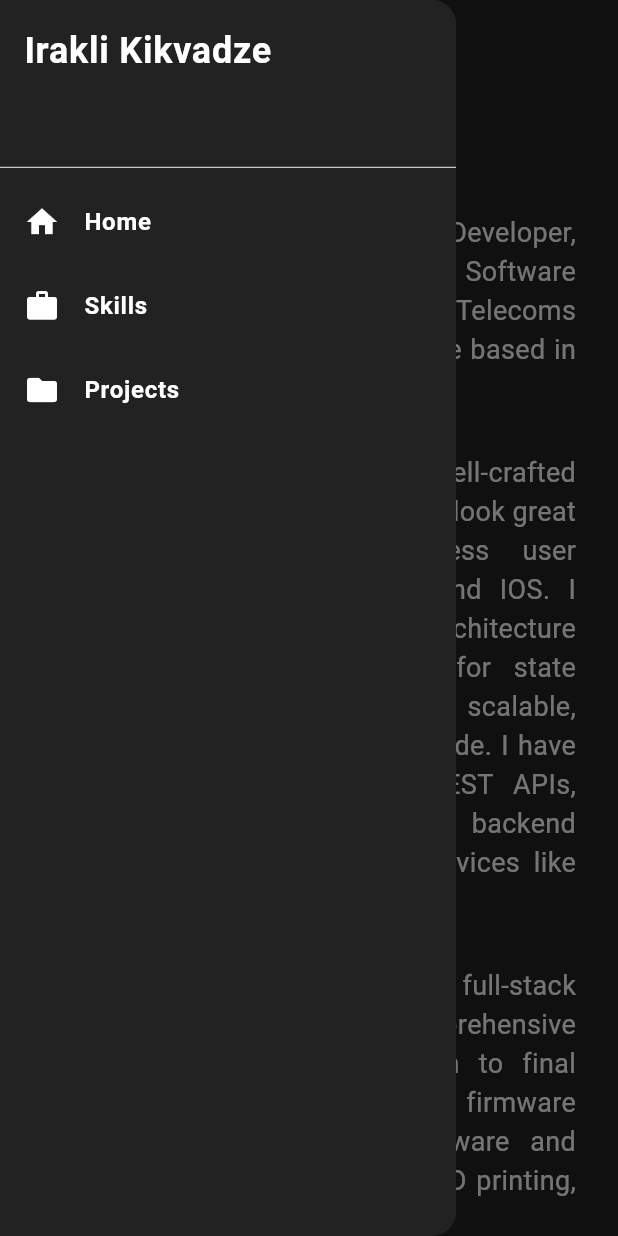
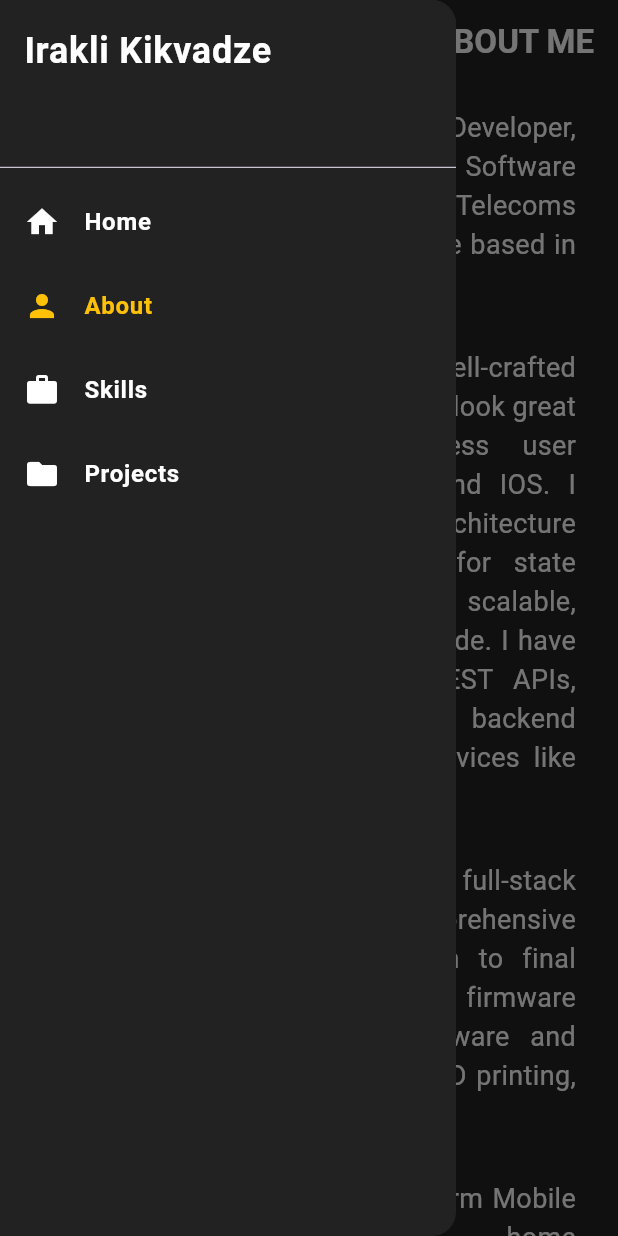
Before and after one commit to Kikvano/Portfolio-Web-App, a Flutter app: the AboutPage screen opened by its route, with the side drawer open, on a phone screen of 412 x 824 dp. Run offline on Flutter 3.47's test engine with Material 3 defaults, Android fonts, the phone set to English and light mode, and no system bars; our stand-ins replace auto_size_text, flutter_bloc, get_it, go_router, lottie, visibility_detector.

Commit message:
initial commit

```diff
--- a/lib/core/widgets/mobile_menu.dart
+++ b/lib/core/widgets/mobile_menu.dart
@@ -23,13 +23,24 @@ Widget buildMobileMenu(BuildContext context, int page) {
               ),
             ),
           ),
-          if (page != 0)
           InkWell(
             onHover: (value) => setState(() => isTileHovered[0] = value),
             onTap: () {},
             child: ListTile(
-                leading: Icon(Icons.home, color: isTileHovered[0] ? AppTheme.appBackgroundColor(context) : AppTheme.primaryTextColor(context)),
-                title: Text('Home', style: TextStyle(color: isTileHovered[0] ? AppTheme.appBackgroundColor(context) : AppTheme.primaryTextColor(context), fontWeight: FontWeight.bold)),
+              leading: Icon(Icons.home,
+                  color: isTileHovered[0]
+                      ? AppTheme.appBackgroundColor(context)
+                      : page == 0
+                          ? AppTheme.primaryActionColor(context)
+                          : AppTheme.primaryTextColor(context)),
+              title: Text('Home',
+                  style: TextStyle(
+                      color: isTileHovered[0]
+                          ? AppTheme.appBackgroundColor(context)
+                          : page == 0
+                              ? AppTheme.primaryActionColor(context)
+                              : AppTheme.primaryTextColor(context),
+                      fontWeight: FontWeight.bold)),
               hoverColor: AppTheme.primaryActionColor(context),
               onTap: () {
                 Navigator.pop(context); // Close the drawer
@@ -37,13 +48,24 @@ Widget buildMobileMenu(BuildContext context, int page) {
               },
             ),
           ),
-          if (page != 1)
           InkWell(
             onHover: (value) => setState(() => isTileHovered[1] = value),
             onTap: () {},
             child: ListTile(
-                leading: Icon(Icons.person, color: isTileHovered[1] ? AppTheme.appBackgroundColor(context) : AppTheme.primaryTextColor(context)),
-                title: Text('About', style: TextStyle(color: isTileHovered[1] ? AppTheme.appBackgroundColor(context) : AppTheme.primaryTextColor(context), fontWeight: FontWeight.bold)),
+              leading: Icon(Icons.person,
+                  color: isTileHovered[1]
+                      ? AppTheme.appBackgroundColor(context)
+                      : page == 1
+                          ? AppTheme.primaryActionColor(context)
+                          : AppTheme.primaryTextColor(context)),
+              title: Text('About',
+                  style: TextStyle(
+                      color: isTileHovered[1]
+                          ? AppTheme.appBackgroundColor(context)
+                          : page == 1
+                              ? AppTheme.primaryActionColor(context)
+                              : AppTheme.primaryTextColor(context),
+                      fontWeight: FontWeight.bold)),
               hoverColor: AppTheme.primaryActionColor(context),
               onTap: () {
                 Navigator.pop(context); // Close the drawer
@@ -51,13 +73,24 @@ Widget buildMobileMenu(BuildContext context, int page) {
               },
             ),
           ),
-          if (page != 2)
           InkWell(
             onHover: (value) => setState(() => isTileHovered[2] = value),
             onTap: () {},
             child: ListTile(
-                leading: Icon(Icons.work, color: isTileHovered[2] ? AppTheme.appBackgroundColor(context) : AppTheme.primaryTextColor(context)),
-                title: Text('Skills', style: TextStyle(color: isTileHovered[2] ? AppTheme.appBackgroundColor(context) : AppTheme.primaryTextColor(context), fontWeight: FontWeight.bold)),
+              leading: Icon(Icons.work,
+                  color: isTileHovered[2]
+                      ? AppTheme.appBackgroundColor(context)
+                      : page == 2
+                          ? AppTheme.primaryActionColor(context)
+                          : AppTheme.primaryTextColor(context)),
+              title: Text('Skills',
+                  style: TextStyle(
+                      color: isTileHovered[2]
+                          ? AppTheme.appBackgroundColor(context)
+                          : page == 2
+                              ? AppTheme.primaryActionColor(context)
+                              : AppTheme.primaryTextColor(context),
+                      fontWeight: FontWeight.bold)),
               hoverColor: AppTheme.primaryActionColor(context),
               onTap: () {
                 Navigator.pop(context); // Close the drawer
@@ -65,13 +98,24 @@ Widget buildMobileMenu(BuildContext context, int page) {
               },
             ),
           ),
-          if (page != 3)
           InkWell(
             onHover: (value) => setState(() => isTileHovered[3] = value),
             onTap: () {},
             child: ListTile(
-                leading: Icon(Icons.folder, color: isTileHovered[3] ? AppTheme.appBackgroundColor(context) : AppTheme.primaryTextColor(context)),
-                title: Text('Projects', style: TextStyle(color: isTileHovered[3] ? AppTheme.appBackgroundColor(context) : AppTheme.primaryTextColor(context), fontWeight: FontWeight.bold)),
+              leading: Icon(Icons.folder,
+                  color: isTileHovered[3]
+                      ? AppTheme.appBackgroundColor(context)
+                      : page == 3
+                          ? AppTheme.primaryActionColor(context)
+                          : AppTheme.primaryTextColor(context)),
+              title: Text('Projects',
+                  style: TextStyle(
+                      color: isTileHovered[3]
+                          ? AppTheme.appBackgroundColor(context)
+                          : page == 3
+                              ? AppTheme.primaryActionColor(context)
+                              : AppTheme.primaryTextColor(context),
+                      fontWeight: FontWeight.bold)),
               hoverColor: AppTheme.primaryActionColor(context),
               onTap: () {
                 Navigator.pop(context); // Close the drawer
--- a/lib/features/about/presentation/widgets/appbar.dart
+++ b/lib/features/about/presentation/widgets/appbar.dart
@@ -5,10 +5,10 @@ import '../../../../core/theme/theme.dart';
 AppBar appBar(BuildContext context) {
   return AppBar(
     backgroundColor: AppTheme.appBackgroundColor(context),
-    /*title: Align(
+    title: Align(
       alignment: Alignment.centerRight,
       child: Text('ABOUT ME', style: TextStyle(color: AppTheme.primaryTextColor(context), fontWeight: FontWeight.bold)),
-    ),*/
+    ),
     leading: Builder(
       builder: (BuildContext context) {
         return IconButton(
--- a/lib/features/about/presentation/widgets/desktop_body.dart
+++ b/lib/features/about/presentation/widgets/desktop_body.dart
@@ -28,7 +28,7 @@ Widget buildDesktopBody(BuildContext context) {
                   child: Row(
                     mainAxisAlignment: MainAxisAlignment.end,
                     children: [
-                      for (int a = 0; a < buildDesktopMenu(context).length; a++) buildDesktopMenu(context)[a],
+                      for (int a = 0; a < buildDesktopMenu(context, 1).length; a++) buildDesktopMenu(context, 1)[a],
                       const SizedBox(width: 12),
                     ],
                   ),
--- a/lib/features/about/presentation/widgets/mobile_body.dart
+++ b/lib/features/about/presentation/widgets/mobile_body.dart
@@ -16,8 +16,8 @@ Widget buildMobileBody(BuildContext context) {
         child: Column(
           mainAxisAlignment: MainAxisAlignment.center,
           children: [
-            Text("ABOUT ME", style: TextStyle(color: AppTheme.primaryTextColor(context), fontSize: 35, fontWeight: FontWeight.bold)),
-            const SizedBox(height: 20),
+            //Text("ABOUT ME", style: TextStyle(color: AppTheme.primaryTextColor(context), fontSize: 35, fontWeight: FontWeight.bold)),
+            //const SizedBox(height: 20),
             Container(
               margin: const EdgeInsets.only(left: 12.0, right: 12, top: 0, bottom: 15),
               decoration: BoxDecoration(
--- a/lib/features/experiance/presentation/widgets/appbar.dart
+++ b/lib/features/experiance/presentation/widgets/appbar.dart
@@ -5,10 +5,10 @@ import '../../../../core/theme/theme.dart';
 AppBar appBar(BuildContext context) {
   return AppBar(
     backgroundColor: AppTheme.appBackgroundColor(context),
-    /*  title: Align(
+    title: Align(
       alignment: Alignment.centerRight,
       child: Text('SKILLS', style: TextStyle(color: AppTheme.primaryTextColor(context), fontWeight: FontWeight.bold)),
-    ),*/
+    ),
     leading: Builder(
       builder: (BuildContext context) {
         return IconButton(
--- a/lib/features/home/presentation/pages/home_page.dart
+++ b/lib/features/home/presentation/pages/home_page.dart
@@ -70,6 +70,11 @@ class _HomePageState extends State<HomePage> with TickerProviderStateMixin {
       if (status == AnimationStatus.completed) {
         animationControllers.textFadeController.forward();
         setState(() => showText = true);
+        if (animationControllers.flipController.isCompleted || animationControllers.flipController.velocity > 0) {
+          animationControllers.flipController.reverse();
+        } else {
+          animationControllers.flipController.forward();
+        }
       }
     });
 
--- a/lib/features/projects/bloc/presentation_bloc.dart
+++ b/lib/features/projects/bloc/presentation_bloc.dart
@@ -20,7 +20,7 @@ class PresentationBloc extends Bloc<PresentationEvent, PresentationState> {
 
     var result = await fetchProjects();
 
-    await Future.delayed(const Duration(seconds: 1));
+    await Future.delayed(const Duration(milliseconds: 1000));
 
     emit(PresentationLoadedState(projectList: result));
   }
--- a/lib/features/projects/presentation/widgets/mobile_body.dart
+++ b/lib/features/projects/presentation/widgets/mobile_body.dart
@@ -103,7 +103,7 @@ Widget projectCards(
                             child: Container(
                               padding: const EdgeInsets.symmetric(horizontal: 10),
                               height: (ScreenSize.width(context) - 22) * 1 / 4,
-                              color: AppTheme.blueColor(context),
+                              color: AppTheme.primaryTextColor(context).withAlpha(50),
                               //color: AppTheme.primaryTextColor(context).withAlpha(50),
                               child: Center(
                                 child: AutoSizeText(
--- a/lib/main.dart
+++ b/lib/main.dart
@@ -1,7 +1,7 @@
 import 'package:flutter/material.dart';
 import 'package:flutter_bloc/flutter_bloc.dart';
 import 'package:go_router/go_router.dart';
-import 'package:google_fonts/google_fonts.dart';
+//import 'package:google_fonts/google_fonts.dart';
 
 import 'core/routes/router.dart';
 import 'features/about/bloc/about_bloc.dart';
```
Also changed, not shown: lib/core/widgets/desktop_menu.dart (+27 -10 lines), lib/features/experiance/presentation/widgets/desktop_body.dart (+8 -8 lines), lib/features/experiance/presentation/widgets/mobile_body.dart (+7 -7 lines), lib/features/home/presentation/widgets/desktop_body.dart (+5 -5 lines), lib/features/home/presentation/widgets/mobile_body.dart (+4 -4 lines), lib/features/projects/data/repository/project_repository_impl.dart (+10 -6 lines), lib/features/projects/presentation/pages/projects_page.dart (+17 -7 lines), lib/features/projects/presentation/widgets/desktop_body.dart (added, +279 -0 lines), assets/images/profile_pic_flip.png, assets/images/projects/portfolio_project_cover.jpg (added), assets/images/projects/springfix_project_cover.jpg. Lines whose indentation alone changed are shown as unchanged.
